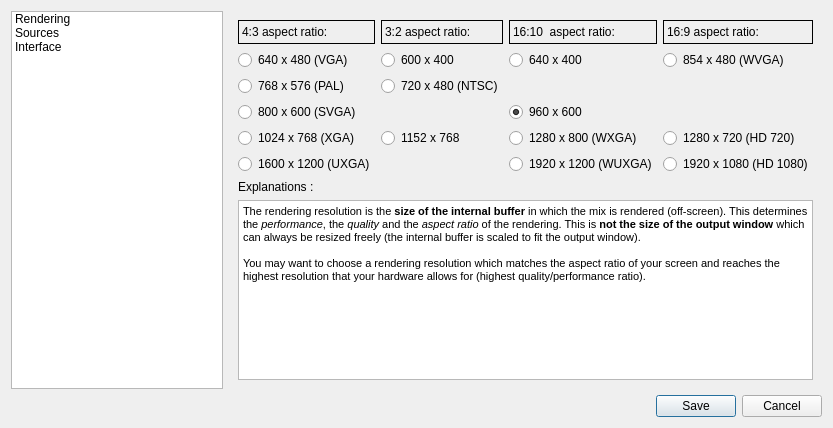
Before: the Qt Designer form src/UserPreferencesDialog.ui in markus-wa/glmixer-mirror, drawn with Qt 5.
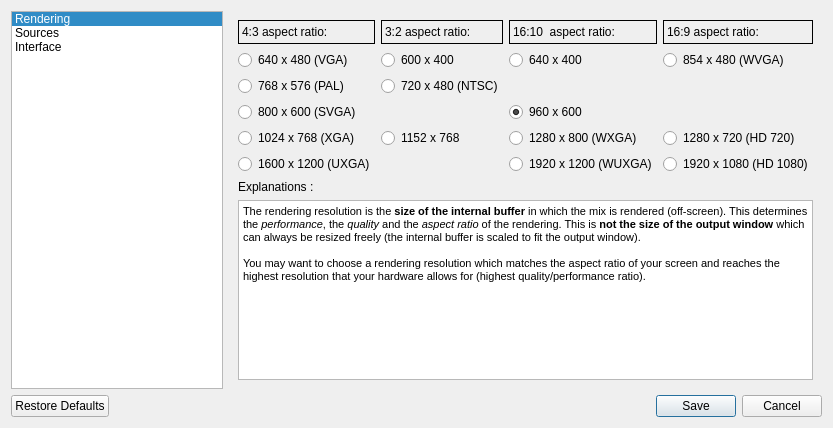
After: the same form once the commit is applied. Icons and pictures are not drawn.

Commit message: Integration of the GUI for USER PREFERENCES (inneffective for now).

Patch:
```diff
--- a/src/UserPreferencesDialog.ui
+++ b/src/UserPreferencesDialog.ui
@@ -45,7 +45,7 @@
       <bool>false</bool>
      </property>
      <property name="currentRow">
-      <number>-1</number>
+      <number>0</number>
      </property>
      <item>
       <property name="text">
@@ -94,7 +94,7 @@
       <enum>Qt::Horizontal</enum>
      </property>
      <property name="standardButtons">
-      <set>QDialogButtonBox::Cancel|QDialogButtonBox::Save</set>
+      <set>QDialogButtonBox::Cancel|QDialogButtonBox::RestoreDefaults|QDialogButtonBox::Save</set>
      </property>
     </widget>
    </item>
```
Left out of the diff: 57 changed lines with no effect on the pictures. The commit also changes 5 other files.
